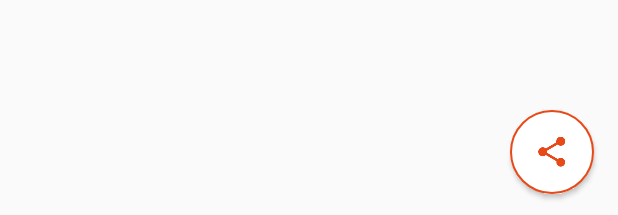
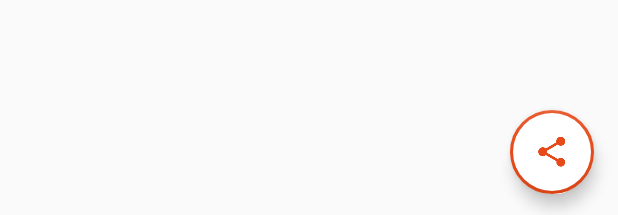
Before and after one commit to radhikavparmar/XYZReader, an Android app: the layout fragment_article_detail.xml on its own in the app's theme, with its tools: preview values and no code run, on a phone screen of 412 x 824 dp. Shown: the part 1018-1233 px from the top of the screen. Run offline under Robolectric (Android 15) with nearby library versions, the phone set to English and light mode, and no system bars.

Commit message:
add floating action button

```diff
--- a/XYZReader/src/main/java/com/example/xyzreader/ui/ArticleListActivity.java
+++ b/XYZReader/src/main/java/com/example/xyzreader/ui/ArticleListActivity.java
@@ -7,6 +7,7 @@ import android.content.Intent;
 import android.content.IntentFilter;
 import android.content.Loader;
 import android.database.Cursor;
+import android.graphics.Typeface;
 import android.os.Bundle;
 import android.support.v4.widget.SwipeRefreshLayout;
 import android.support.v7.app.ActionBarActivity;
@@ -56,6 +57,7 @@ public class ArticleListActivity extends ActionBarActivity implements
         setContentView(R.layout.activity_article_list);
 
         mToolbar = (Toolbar) findViewById(R.id.toolbar);
+        setSupportActionBar(mToolbar);
         mToolbar.setLogo(R.drawable.logo);
 
         //final View toolbarContainerView = findViewById(R.id.toolbar_container);
@@ -166,6 +168,8 @@ public class ArticleListActivity extends ActionBarActivity implements
         public void onBindViewHolder(ViewHolder holder, int position) {
             mCursor.moveToPosition(position);
             holder.titleView.setText(mCursor.getString(ArticleLoader.Query.TITLE));
+            holder.titleView.setTypeface(Typeface.createFromAsset(getResources().getAssets(), "Rosario-Regular.ttf"));
+            holder.subtitleView.setTypeface(Typeface.createFromAsset(getResources().getAssets(), "Rosario-Regular.ttf"));
             Date publishedDate = parsePublishedDate();
             if (!publishedDate.before(START_OF_EPOCH.getTime())) {
 
--- a/XYZReader/src/main/res/layout/activity_article_detail.xml
+++ b/XYZReader/src/main/res/layout/activity_article_detail.xml
@@ -20,6 +20,7 @@
             android:layout_height="?actionBarSize"
             android:background="?selectableItemBackgroundBorderless"
             android:contentDescription="@string/up"
-            android:src="@drawable/ic_arrow_back" />
+            android:src="@drawable/ic_keyboard_backspace_black_24dp"
+            android:tint="@color/theme_primary_dark"/>
     </FrameLayout>
 </FrameLayout>
--- a/XYZReader/src/main/res/layout/activity_article_list.xml
+++ b/XYZReader/src/main/res/layout/activity_article_list.xml
@@ -30,7 +30,8 @@
         android:id="@+id/app_bar_layout"
         android:layout_width="match_parent"
         android:layout_height="192dp"
-        android:background="?colorPrimary">
+        android:background="?colorPrimary"
+        android:elevation="@dimen/appbar_elevation">
 
     <android.support.design.widget.CollapsingToolbarLayout
         android:id="@+id/collapsing_toolbar_layout"
--- a/XYZReader/src/main/res/layout/fragment_article_detail.xml
+++ b/XYZReader/src/main/res/layout/fragment_article_detail.xml
@@ -68,7 +68,6 @@
                         android:layout_width="match_parent"
                         android:layout_height="wrap_content"
                         android:paddingBottom="@dimen/detail_metabar_title_bottom_padding"
-
                         android:textColor="#fff"
                         android:textStyle="bold"
                         android:textSize="@dimen/detail_title_text_size"
@@ -100,17 +99,34 @@
         </LinearLayout>
     </com.example.xyzreader.ui.ObservableScrollView>
 
-    <ImageButton android:id="@+id/share_fab"
-        android:stateListAnimator="@animator/fab_state_list_anim"
-        android:background="@drawable/add_fab_background"
-        android:layout_gravity="bottom|end"
+    <!--<ImageButton android:id="@+id/share_fabv"-->
+        <!--android:stateListAnimator="@animator/fab_state_list_anim"-->
+        <!--android:background="@drawable/add_fab_background"-->
+        <!--android:layout_gravity="bottom|end"-->
+        <!--android:layout_marginRight="@dimen/fab_margin"-->
+        <!--android:layout_marginBottom="@dimen/fab_margin"-->
+        <!--android:layout_width="56dp"-->
+        <!--android:layout_height="56dp"-->
+        <!--android:src="@drawable/ic_share_black_24dp"-->
+        <!--android:tint="@color/theme_primary_dark"-->
+        <!--android:elevation="@dimen/fab_elevation"-->
+        <!--android:contentDescription="@string/action_share"-->
+        <!--/>-->
+    <android.support.design.widget.FloatingActionButton
+        android:id="@+id/share_fab"
+        app:rippleColor="@color/ripple"
+        android:layout_width="wrap_content"
+        android:layout_height="wrap_content"
         android:layout_marginRight="@dimen/fab_margin"
         android:layout_marginBottom="@dimen/fab_margin"
-        android:layout_width="56dp"
-        android:layout_height="56dp"
         android:src="@drawable/ic_share_black_24dp"
         android:tint="@color/theme_primary_dark"
+        android:backgroundTint="#ffffff"
         android:elevation="@dimen/fab_elevation"
+        app:borderWidth="2dp"
+        app:fabSize="normal"
+        app:pressedTranslationZ="@dimen/fab_press_translation_z"
+        android:layout_gravity="bottom|end"
         android:contentDescription="@string/action_share"
         />
 
--- a/XYZReader/src/main/res/layout/list_item_article.xml
+++ b/XYZReader/src/main/res/layout/list_item_article.xml
@@ -20,7 +20,7 @@ android:layout_marginLeft="8dp"
             android:id="@+id/thumbnail"
             android:layout_width="wrap_content"
             android:layout_height="wrap_content"
-            android:scaleType="center"
+            android:scaleType="centerCrop"
             android:adjustViewBounds="true"
             android:background="@color/photo_placeholder" />
 
--- a/XYZReader/src/main/res/values/dimens.xml
+++ b/XYZReader/src/main/res/values/dimens.xml
@@ -3,9 +3,9 @@
     <dimen name="detail_title_text_size">32sp</dimen>
     <dimen name="detail_body_text_size">22sp</dimen>
     <item name="detail_body_line_spacing_multiplier" format="float" type="fraction">1.25</item>
-
-    <dimen name="fab_elevation">2dp</dimen>
-    <dimen name="fab_press_translation_z">8dp</dimen>
+    <dimen name="appbar_elevation">4dp</dimen>
+    <dimen name="fab_elevation">6dp</dimen>
+    <dimen name="fab_press_translation_z">12dp</dimen>
     <dimen name="fab_margin">16dp</dimen>
 
 </resources>
```
Also changed, not shown: XYZReader/src/main/java/com/example/xyzreader/ui/ArticleDetailFragment.java (+7 -7 lines), XYZReader/src/main/res/drawable-hdpi/ic_keyboard_backspace_black_24dp.png (added), XYZReader/src/main/res/drawable-mdpi/ic_keyboard_backspace_black_24dp.png (added), XYZReader/src/main/res/drawable-xhdpi/ic_keyboard_backspace_black_24dp.png (added), XYZReader/src/main/res/drawable-xxhdpi/ic_arrow_back.png (deleted), XYZReader/src/main/res/drawable-xxhdpi/ic_keyboard_backspace_black_24dp.png (added), XYZReader/src/main/res/drawable-xxhdpi/ic_share.png (deleted), XYZReader/src/main/res/drawable-xxxhdpi/ic_keyboard_backspace_black_24dp.png (added).
